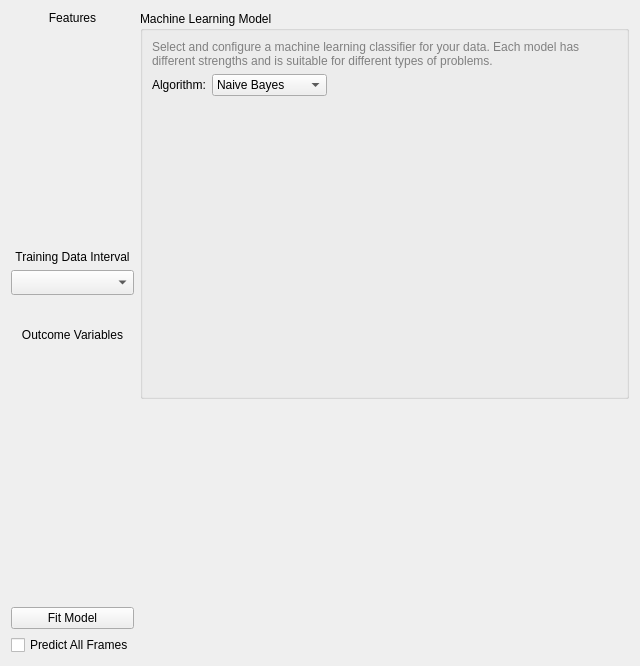
The window that src/WhiskerToolbox/ML_Widget/ML_Widget.ui (paulmthompson/WhiskerToolbox) describes before a commit, drawn with Qt 5.
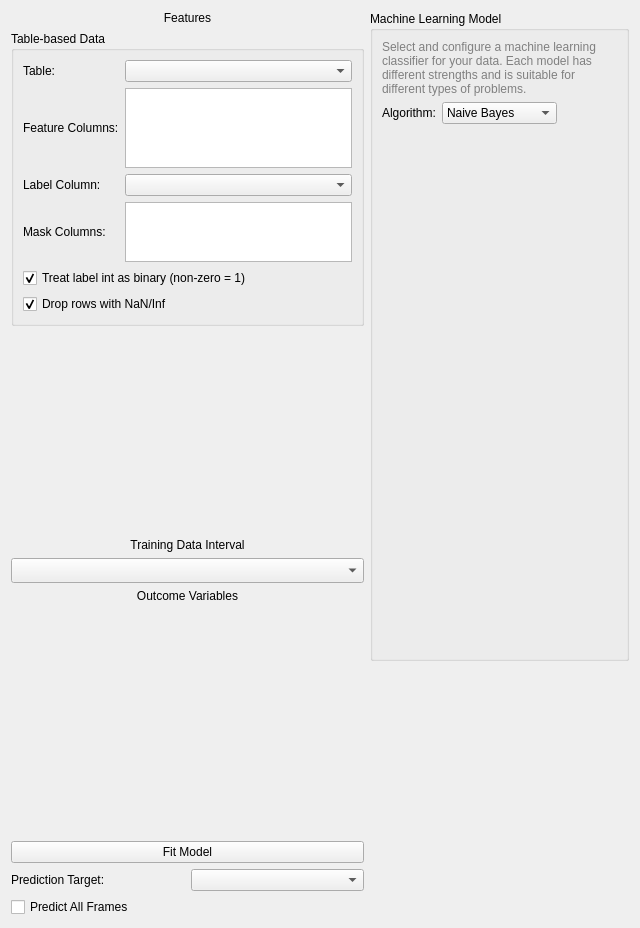
The same window after the commit. Custom widgets are drawn as their Qt base class.

Commit message: use table view in ML_Widget

Diff of the .ui file:
```diff
--- a/src/WhiskerToolbox/ML_Widget/ML_Widget.ui
+++ b/src/WhiskerToolbox/ML_Widget/ML_Widget.ui
@@ -16,8 +16,8 @@
   <layout class="QHBoxLayout" name="horizontalLayout_2">
    <item>
     <layout class="QVBoxLayout" name="verticalLayout_4">
-     <item>
-      <layout class="QVBoxLayout" name="verticalLayout">
+      <item>
+       <layout class="QVBoxLayout" name="verticalLayout">
        <item>
         <widget class="QLabel" name="label">
          <property name="text">
@@ -28,6 +28,89 @@
          </property>
         </widget>
        </item>
+        <item>
+         <widget class="QGroupBox" name="table_ml_group">
+          <property name="title">
+           <string>Table-based Data</string>
+          </property>
+          <layout class="QGridLayout" name="gridLayout_table">
+           <item row="0" column="0">
+            <widget class="QLabel" name="label_table_select">
+             <property name="text">
+              <string>Table:</string>
+             </property>
+            </widget>
+           </item>
+           <item row="0" column="1">
+            <widget class="QComboBox" name="table_select_combo"/>
+           </item>
+           <item row="1" column="0">
+            <widget class="QLabel" name="label_feature_columns">
+             <property name="text">
+              <string>Feature Columns:</string>
+             </property>
+            </widget>
+           </item>
+           <item row="1" column="1">
+            <widget class="QListWidget" name="feature_columns_list">
+             <property name="minimumSize">
+              <size>
+               <width>0</width>
+               <height>80</height>
+              </size>
+             </property>
+            </widget>
+           </item>
+           <item row="2" column="0">
+            <widget class="QLabel" name="label_label_column">
+             <property name="text">
+              <string>Label Column:</string>
+             </property>
+            </widget>
+           </item>
+           <item row="2" column="1">
+            <widget class="QComboBox" name="label_column_combo"/>
+           </item>
+           <item row="4" column="0" colspan="2">
+            <widget class="QCheckBox" name="label_binary_mode_checkbox">
+             <property name="text">
+              <string>Treat label int as binary (non-zero = 1)</string>
+             </property>
+             <property name="checked">
+              <bool>true</bool>
+             </property>
+            </widget>
+           </item>
+           <item row="3" column="0">
+            <widget class="QLabel" name="label_mask_columns">
+             <property name="text">
+              <string>Mask Columns:</string>
+             </property>
+            </widget>
+           </item>
+           <item row="3" column="1">
+            <widget class="QListWidget" name="mask_columns_list">
+             <property name="minimumSize">
+              <size>
+               <width>0</width>
+               <height>60</height>
+              </size>
+             </property>
+            </widget>
+           </item>
+           <item row="5" column="0" colspan="2">
+            <widget class="QCheckBox" name="drop_nan_checkbox">
+             <property name="text">
+              <string>Drop rows with NaN/Inf</string>
+             </property>
+             <property name="checked">
+              <bool>true</bool>
+             </property>
+            </widget>
+           </item>
+          </layout>
+         </widget>
+        </item>
        <item>
         <widget class="FeatureProcessingWidget" name="feature_processing_widget" native="true">
          <property name="sizePolicy">
@@ -150,6 +233,20 @@
        </property>
       </widget>
      </item>
+      <item>
+       <layout class="QHBoxLayout" name="prediction_target_layout">
+        <item>
+         <widget class="QLabel" name="prediction_target_label">
+          <property name="text">
+           <string>Prediction Target:</string>
+          </property>
+         </widget>
+        </item>
+        <item>
+         <widget class="QComboBox" name="prediction_target_combo"/>
+        </item>
+       </layout>
+      </item>
      <item>
       <widget class="QCheckBox" name="predict_all_check">
        <property name="text">
```
Left out of the diff: 2 changed lines with no effect on the pictures. The commit also changes 2 other files.
